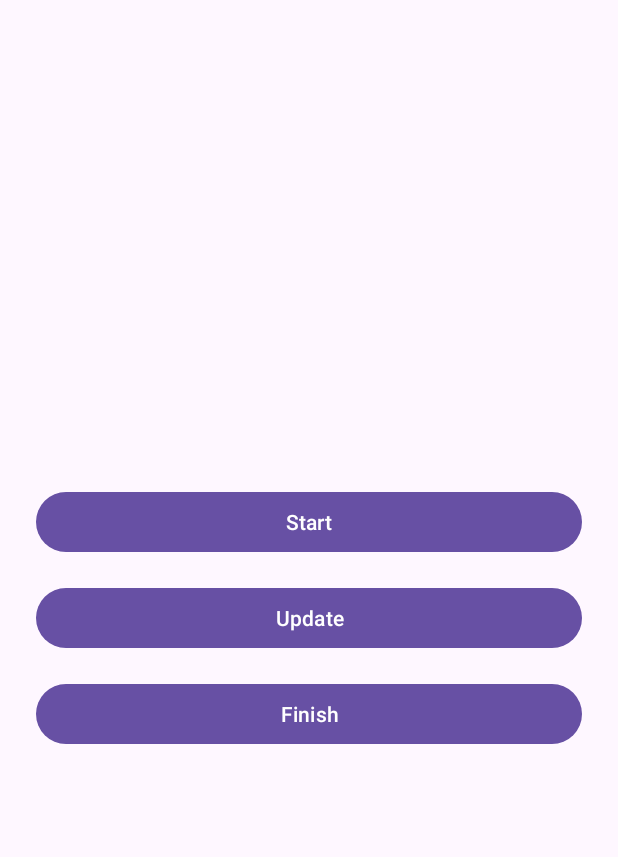
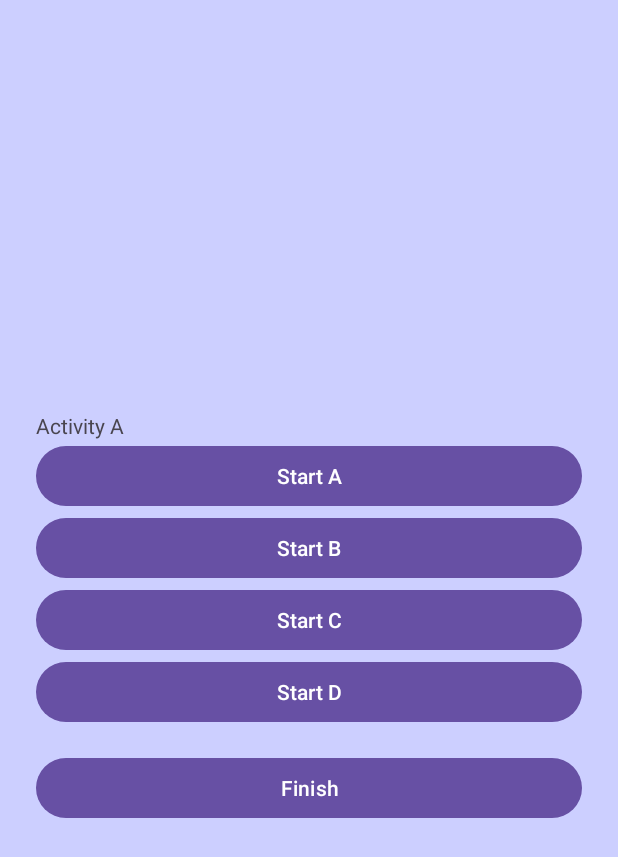
Before and after one commit to antonyjustin-nesh/DemoProject, an Android app: the screen it shows after launch (PersonList before the commit, ActivityA after it), on a phone screen of 412 x 824 dp. Shown: the top 857 px of the screen. Run offline under Robolectric (Android 15) with nearby library versions, the phone set to English and light mode, and no system bars.

Commit message:
Activity LaunchMode & TaskAffinity

```diff
--- /dev/null
+++ b/app/src/main/java/live/nesh/music/phone/ActivityA.kt
@@ -0,0 +1,105 @@
+package live.nesh.music.phone
+
+import android.app.ActivityManager
+import android.content.Intent
+import android.os.Bundle
+import android.util.Log
+import android.widget.Button
+import androidx.appcompat.app.AppCompatActivity
+
+
+class ActivityA : AppCompatActivity() {
+
+    lateinit var activityManager: ActivityManager
+
+    override fun onCreate(savedInstanceState: Bundle?) {
+        super.onCreate(savedInstanceState)
+        setContentView(R.layout.activity_a)
+
+        Log.d("Test","Activity - A onCreate Called")
+
+        val btnStartA = findViewById<Button>(R.id.btnStartA)
+        val btnStartB = findViewById<Button>(R.id.btnStartB)
+        val btnStartC = findViewById<Button>(R.id.btnStartC)
+        val btnStartD = findViewById<Button>(R.id.btnStartD)
+        val btnFinish = findViewById<Button>(R.id.btnFinish)
+
+
+
+        activityManager = getSystemService(ACTIVITY_SERVICE) as ActivityManager
+
+
+        // START SERVICE
+        btnStartA.setOnClickListener {
+            val intent = Intent(this, ActivityA::class.java)
+            startActivity(intent)
+        }
+
+        btnStartB.setOnClickListener {
+            val intent = Intent(this, ActivityB::class.java)
+            intent.setFlags(Intent.FLAG_ACTIVITY_SINGLE_TOP)
+            startActivity(intent)
+        }
+
+        btnStartC.setOnClickListener {
+            val intent = Intent(this, ActivityC::class.java)
+            startActivity(intent)
+        }
+
+        btnStartD.setOnClickListener {
+            val intent = Intent(this, ActivityD::class.java)
+            startActivity(intent)
+        }
+
+        // STOP SERVICE
+        btnFinish.setOnClickListener {
+            finish()
+        }
+
+    }
+
+    override fun onStart() {
+        super.onStart()
+        getAppTaskState()
+        Log.d("Test","Activity - A onStart Called")
+    }
+
+    override fun onPause() {
+        super.onPause()
+        Log.d("Test","Activity - A onPause Called")
+    }
+
+    override fun onRestart() {
+        super.onRestart()
+        Log.d("Test","Activity - A onRestart Called")
+    }
+
+    override fun onResume() {
+        super.onResume()
+        Log.d("Test","Activity - A onResume Called")
+    }
+
+    override fun onStop() {
+        super.onStop()
+        Log.d("Test","Activity - A onStop Called")
+    }
+
+    override fun onDestroy() {
+        super.onDestroy()
+        Log.d("Test","Activity - A onDestroy Called")
+    }
+
+    fun getAppTaskState() {
+        val tasks = activityManager.appTasks.size
+        val totalNumberOfTasks = activityManager.getRunningTasks(10).size
+
+        Log.d("Test"," tasks count - $tasks totalNumberOfTasks - $totalNumberOfTasks")
+
+
+        val taskInfo:List<ActivityManager.RunningTaskInfo> = activityManager.getRunningTasks(10)
+        taskInfo.forEach { info ->
+            Log.d("Test","Task Id: ${info.id} Number of Activities: ${info.numActivities}")
+        }
+    }
+
+}
--- /dev/null
+++ b/app/src/main/res/layout/activity_a.xml
@@ -0,0 +1,47 @@
+<?xml version="1.0" encoding="utf-8"?>
+<LinearLayout
+    xmlns:android="http://schemas.android.com/apk/res/android"
+    android:layout_width="match_parent"
+    android:layout_height="match_parent"
+    android:orientation="vertical"
+    android:gravity="center"
+    android:padding="24dp"
+    android:background="#cccfff">
+
+    <TextView
+        android:layout_width="match_parent"
+        android:layout_height="wrap_content"
+        android:text="Activity A"/>
+
+    <Button
+        android:id="@+id/btnStartA"
+        android:layout_width="match_parent"
+        android:layout_height="wrap_content"
+        android:text="Start A" />
+
+    <Button
+        android:id="@+id/btnStartB"
+        android:layout_width="match_parent"
+        android:layout_height="wrap_content"
+        android:text="Start B" />
+
+    <Button
+        android:id="@+id/btnStartC"
+        android:layout_width="match_parent"
+        android:layout_height="wrap_content"
+        android:text="Start C" />
+
+    <Button
+        android:id="@+id/btnStartD"
+        android:layout_width="match_parent"
+        android:layout_height="wrap_content"
+        android:text="Start D" />
+
+    <Button
+        android:id="@+id/btnFinish"
+        android:layout_width="match_parent"
+        android:layout_height="wrap_content"
+        android:layout_marginTop="16dp"
+        android:text="Finish" />
+
+</LinearLayout>
```
Also changed, not shown: app/src/main/AndroidManifest.xml (+11 -5 lines), app/src/main/java/live/nesh/music/phone/ActivityB.kt (added, +102 -0 lines), app/src/main/java/live/nesh/music/phone/ActivityC.kt (added, +102 -0 lines), app/src/main/java/live/nesh/music/phone/ActivityD.kt (added, +103 -0 lines), app/src/main/res/layout/activity_b.xml (added, +46 -0 lines), app/src/main/res/layout/activity_c.xml (added, +47 -0 lines), app/src/main/res/layout/activity_d.xml (renamed from app/src/main/res/layout/activity_main.xml, +22 -6 lines), app/src/main/res/layout/activity_main1.xml (deleted, +0 -17 lines).
